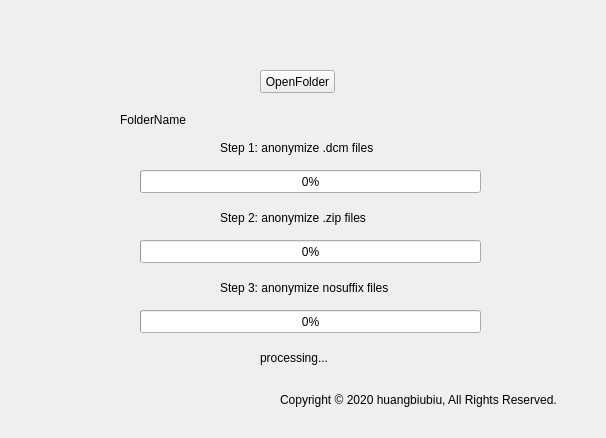
The window that Anonymizer/Anonymizer.ui (bill4278/Anonymizer) describes before a commit, drawn with Qt 5.
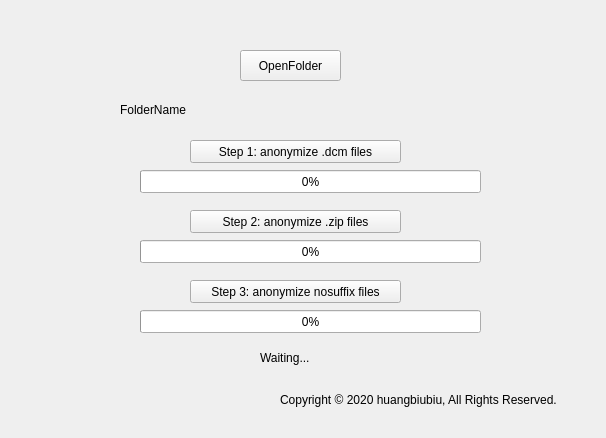
The same window after the commit.

Commit message: 增加独立处理每个步骤模块

What changed in the file:
```diff
--- a/Anonymizer/Anonymizer.ui
+++ b/Anonymizer/Anonymizer.ui
@@ -27,10 +27,10 @@
    <widget class="QPushButton" name="pushButton">
     <property name="geometry">
      <rect>
-      <x>260</x>
-      <y>70</y>
-      <width>75</width>
-      <height>23</height>
+      <x>240</x>
+      <y>50</y>
+      <width>101</width>
+      <height>31</height>
      </rect>
     </property>
     <property name="text">
@@ -50,32 +50,6 @@
      <number>0</number>
     </property>
    </widget>
-   <widget class="QLabel" name="label">
-    <property name="geometry">
-     <rect>
-      <x>220</x>
-      <y>140</y>
-      <width>181</width>
-      <height>16</height>
-     </rect>
-    </property>
-    <property name="text">
-     <string>Step 1: anonymize .dcm files</string>
-    </property>
-   </widget>
-   <widget class="QLabel" name="label_2">
-    <property name="geometry">
-     <rect>
-      <x>220</x>
-      <y>210</y>
-      <width>261</width>
-      <height>16</height>
-     </rect>
-    </property>
-    <property name="text">
-     <string>Step 2: anonymize .zip files</string>
-    </property>
-   </widget>
    <widget class="QProgressBar" name="progressBar_2">
     <property name="geometry">
      <rect>
@@ -98,15 +72,18 @@
       <height>16</height>
      </rect>
     </property>
+    <property name="styleSheet">
+     <string notr="true"/>
+    </property>
     <property name="text">
-     <string>processing...</string>
+     <string>Waiting...</string>
     </property>
    </widget>
    <widget class="QLabel" name="label_4">
     <property name="geometry">
      <rect>
       <x>120</x>
-      <y>110</y>
+      <y>100</y>
       <width>361</width>
       <height>20</height>
      </rect>
@@ -115,19 +92,6 @@
      <string>FolderName</string>
     </property>
    </widget>
-   <widget class="QLabel" name="label_5">
-    <property name="geometry">
-     <rect>
-      <x>220</x>
-      <y>280</y>
-      <width>261</width>
-      <height>16</height>
-     </rect>
-    </property>
-    <property name="text">
-     <string>Step 3: anonymize nosuffix files</string>
-    </property>
-   </widget>
    <widget class="QProgressBar" name="progressBar_3">
     <property name="geometry">
      <rect>
@@ -154,6 +118,45 @@
      <string>Copyright © 2020 huangbiubiu, All Rights Reserved.</string>
     </property>
    </widget>
+   <widget class="QPushButton" name="pushButton_2">
+    <property name="geometry">
+     <rect>
+      <x>190</x>
+      <y>140</y>
+      <width>211</width>
+      <height>23</height>
+     </rect>
+    </property>
+    <property name="text">
+     <string>Step 1: anonymize .dcm files</string>
+    </property>
+   </widget>
+   <widget class="QPushButton" name="pushButton_3">
+    <property name="geometry">
+     <rect>
+      <x>190</x>
+      <y>210</y>
+      <width>211</width>
+      <height>23</height>
+     </rect>
+    </property>
+    <property name="text">
+     <string>Step 2: anonymize .zip files</string>
+    </property>
+   </widget>
+   <widget class="QPushButton" name="pushButton_4">
+    <property name="geometry">
+     <rect>
+      <x>190</x>
+      <y>280</y>
+      <width>211</width>
+      <height>23</height>
+     </rect>
+    </property>
+    <property name="text">
+     <string>Step 3: anonymize nosuffix files</string>
+    </property>
+   </widget>
   </widget>
   <widget class="QMenuBar" name="menubar">
    <property name="geometry">
```
Left out of the diff: 2 changed lines with no effect on the pictures. The commit also changes 2 other files.
